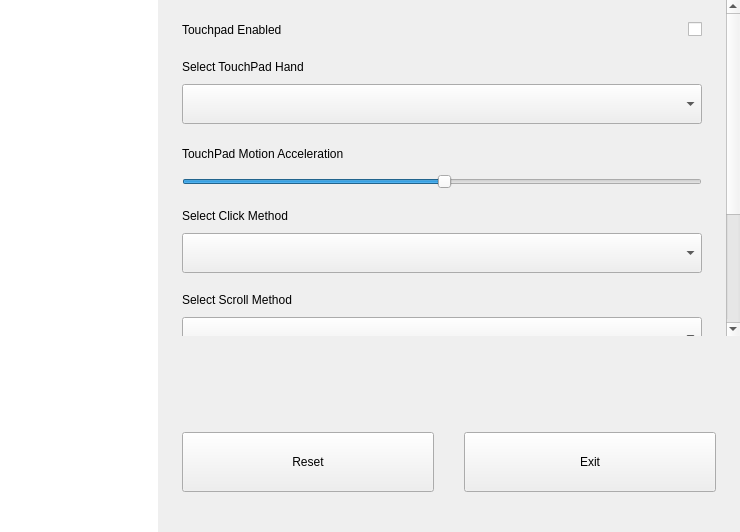
The window that src/kiran-cpanel-mouse-widget.ui (openeuler-mirror/kiran-control-panel) describes before a commit, drawn with Qt 5.
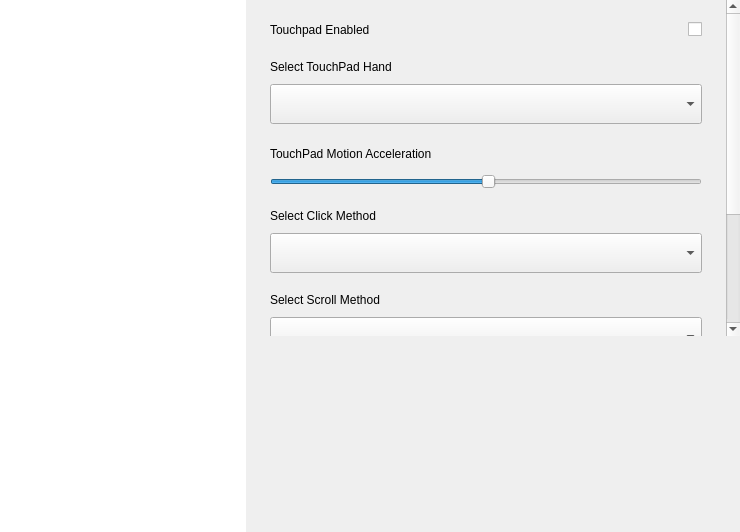
The same window after the commit. Custom widgets are drawn as their Qt base class.

Commit message:
fix:remove reset button and exit button
- 去掉重置按钮和退出按钮

The edit to the form file:
```diff
--- a/src/kiran-cpanel-mouse-widget.ui
+++ b/src/kiran-cpanel-mouse-widget.ui
@@ -100,7 +100,7 @@
        <number>0</number>
       </property>
       <property name="bottomMargin">
-       <number>40</number>
+       <number>0</number>
       </property>
       <item>
        <widget class="KiranScrollArea" name="scrollArea">
@@ -114,8 +114,8 @@
          <property name="geometry">
           <rect>
            <x>0</x>
-           <y>0</y>
-           <width>658</width>
+           <y>-119</y>
+           <width>543</width>
            <height>551</height>
           </rect>
          </property>
@@ -822,116 +822,6 @@
         </property>
        </spacer>
       </item>
-      <item>
-       <widget class="QWidget" name="widget_button" native="true">
-        <layout class="QHBoxLayout" name="horizontalLayout_5">
-         <property name="spacing">
-          <number>30</number>
-         </property>
-         <property name="leftMargin">
-          <number>24</number>
-         </property>
-         <property name="topMargin">
-          <number>24</number>
-         </property>
-         <property name="rightMargin">
-          <number>24</number>
-         </property>
-         <property name="bottomMargin">
-          <number>0</number>
-         </property>
-         <item>
-          <spacer name="horizontalSpacer_6">
-           <property name="orientation">
-            <enum>Qt::Horizontal</enum>
-           </property>
-           <property name="sizeHint" stdset="0">
-            <size>
-             <width>1</width>
-             <height>20</height>
-            </size>
-           </property>
-          </spacer>
-         </item>
-         <item>
-          <widget class="QPushButton" name="btn_reset">
-           <property name="sizePolicy">
-            <sizepolicy hsizetype="Fixed" vsizetype="Fixed">
-             <horstretch>0</horstretch>
-             <verstretch>0</verstretch>
-            </sizepolicy>
-           </property>
-           <property name="minimumSize">
-            <size>
-             <width>252</width>
-             <height>60</height>
-            </size>
-           </property>
-           <property name="maximumSize">
-            <size>
-             <width>252</width>
-             <height>60</height>
-            </size>
-           </property>
-           <property name="text">
-            <string>Reset</string>
-           </property>
-          </widget>
-         </item>
-         <item>
-          <spacer name="horizontalSpacer_11">
-           <property name="orientation">
-            <enum>Qt::Horizontal</enum>
-           </property>
-           <property name="sizeHint" stdset="0">
-            <size>
-             <width>40</width>
-             <height>20</height>
-            </size>
-           </property>
-          </spacer>
-         </item>
-         <item>
-          <widget class="QPushButton" name="btn_exit">
-           <property name="sizePolicy">
-            <sizepolicy hsizetype="Fixed" vsizetype="Fixed">
-             <horstretch>0</horstretch>
-             <verstretch>0</verstretch>
-            </sizepolicy>
-           </property>
-           <property name="minimumSize">
-            <size>
-             <width>252</width>
-             <height>60</height>
-            </size>
-           </property>
-           <property name="maximumSize">
-            <size>
-             <width>252</width>
-             <height>60</height>
-            </size>
-           </property>
-           <property name="text">
-            <string>Exit</string>
-           </property>
-          </widget>
-         </item>
-         <item>
-          <spacer name="horizontalSpacer_10">
-           <property name="orientation">
-            <enum>Qt::Horizontal</enum>
-           </property>
-           <property name="sizeHint" stdset="0">
-            <size>
-             <width>1</width>
-             <height>20</height>
-            </size>
-           </property>
-          </spacer>
-         </item>
-        </layout>
-       </widget>
-      </item>
      </layout>
     </widget>
    </item>
```
The commit also changes 1 other file.
